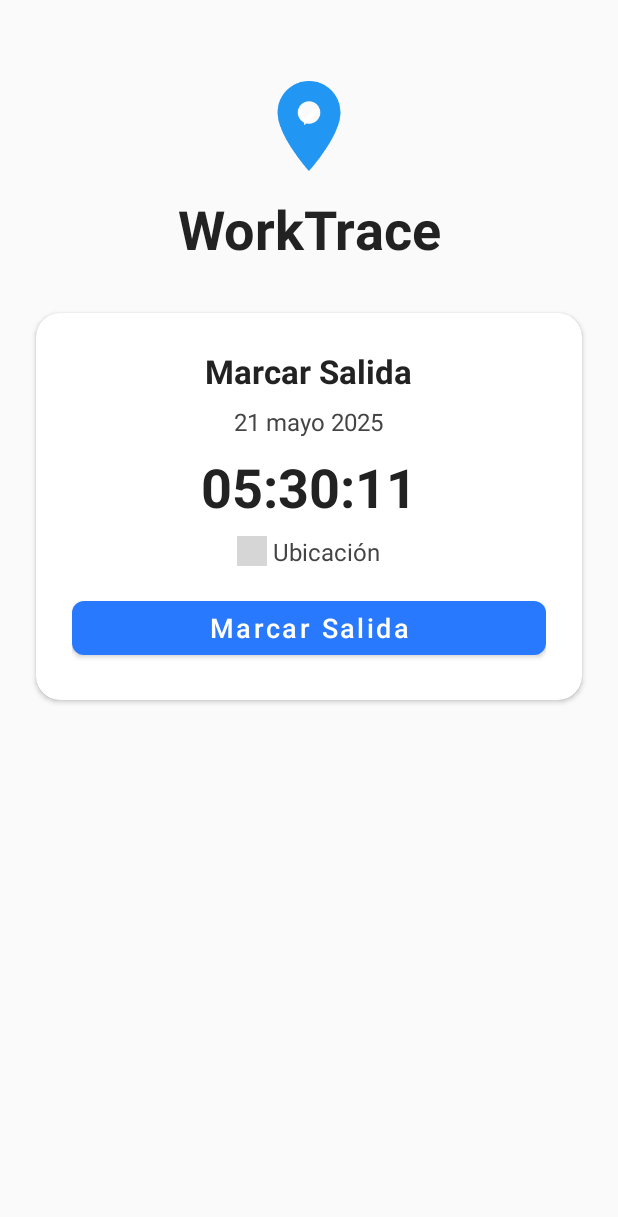
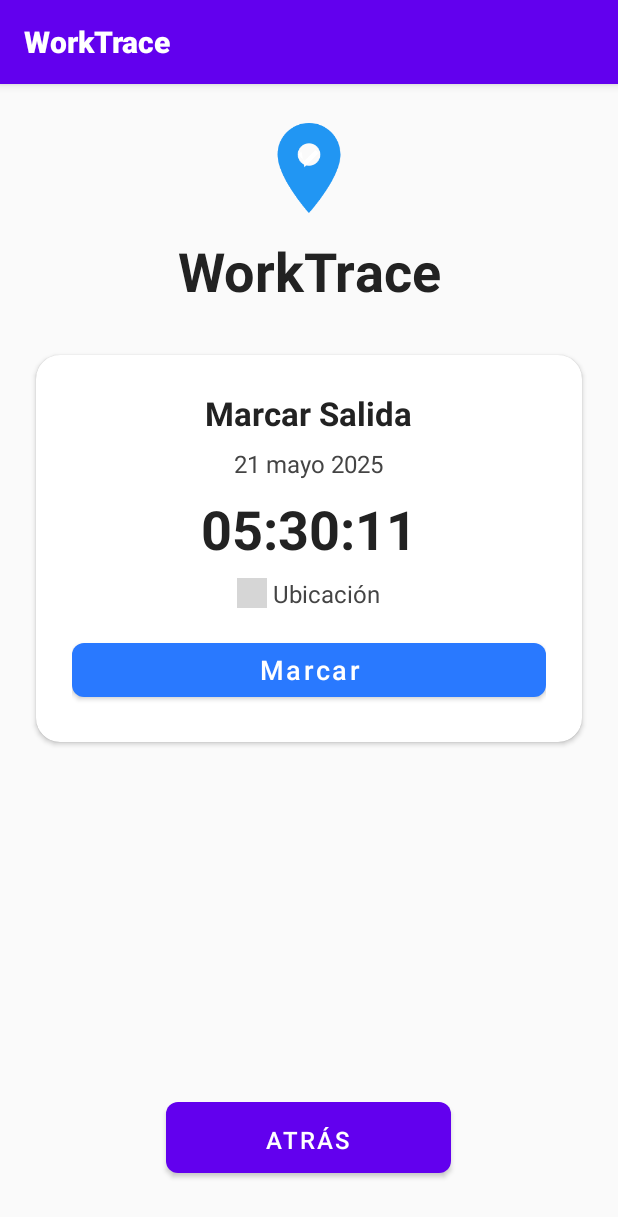
Before and after one commit to sourcecodedev/WorkTrace, an Android app: the MarcarSalidaActivity screen opened directly, with no data from a screen before it, on a phone screen of 412 x 824 dp. Shown: the top 1217 px of the screen. Run offline under Robolectric (Android 15) with nearby library versions, the phone set to English and light mode, and no system bars; grey boxes are pictures that could not be loaded.

Commit message:
marcar salida

```diff
--- a/app/src/main/res/layout/activity_marcar_salida.xml
+++ b/app/src/main/res/layout/activity_marcar_salida.xml
@@ -1,19 +1,27 @@
 <?xml version="1.0" encoding="utf-8"?>
 <androidx.constraintlayout.widget.ConstraintLayout xmlns:android="http://schemas.android.com/apk/res/android"
     xmlns:app="http://schemas.android.com/apk/res-auto"
+    xmlns:tools="http://schemas.android.com/tools"
     android:layout_width="match_parent"
     android:layout_height="match_parent"
     android:background="#FAFAFA">
+
+    <include
+        android:id="@+id/toolbar"
+        layout="@layout/toolbar_worktrace"
+        android:layout_width="match_parent"
+        android:layout_height="wrap_content"
+        app:layout_constraintTop_toTopOf="parent" />
 
     <ImageView
         android:id="@+id/ivLogo"
         android:layout_width="72dp"
         android:layout_height="72dp"
+        android:layout_marginTop="76dp"
         android:src="@drawable/ic_logo"
-        app:layout_constraintTop_toTopOf="parent"
-        android:layout_marginTop="48dp"
+        app:layout_constraintEnd_toEndOf="parent"
         app:layout_constraintStart_toStartOf="parent"
-        app:layout_constraintEnd_toEndOf="parent" />
+        app:layout_constraintTop_toTopOf="parent" />
 
     <TextView
         android:id="@+id/tvTitulo"
@@ -86,7 +94,7 @@
                     android:layout_width="20dp"
                     android:layout_height="20dp"
                     android:src="@drawable/ic_location_on_black_24dp"
-                    android:tint="#444" />
+                    android:tint="@color/green_success" />
                 <TextView
                     android:layout_width="wrap_content"
                     android:layout_height="wrap_content"
@@ -100,14 +108,31 @@
                 android:id="@+id/btnMarcarSalida"
                 android:layout_width="match_parent"
                 android:layout_height="wrap_content"
-                android:text="Marcar Salida"
+                android:layout_marginTop="16dp"
+                android:text="Marcar"
                 android:textAllCaps="false"
+                android:textColor="#fff"
                 android:textSize="18sp"
-                android:layout_marginTop="16dp"
-                app:cornerRadius="8dp"
                 app:backgroundTint="#2979FF"
-                android:textColor="#fff" />
+                app:cornerRadius="8dp" />
         </LinearLayout>
     </androidx.cardview.widget.CardView>
 
+    <com.google.android.material.button.MaterialButton
+        android:id="@+id/btnAtras"
+        android:layout_width="190dp"
+        android:layout_height="59dp"
+        android:layout_marginHorizontal="16dp"
+        android:layout_marginTop="16dp"
+        android:layout_marginBottom="36dp"
+        android:padding="14dp"
+        android:text="@string/item_assistance_history_TextView_return"
+        android:textSize="16sp"
+        app:cornerRadius="8dp"
+        app:layout_constraintBottom_toBottomOf="parent"
+        app:layout_constraintEnd_toEndOf="parent"
+        app:layout_constraintHorizontal_bias="0.497"
+        app:layout_constraintStart_toStartOf="parent"
+        app:layout_constraintTop_toBottomOf="@+id/cvAsistencias" />
+
 </androidx.constraintlayout.widget.ConstraintLayout>
```
